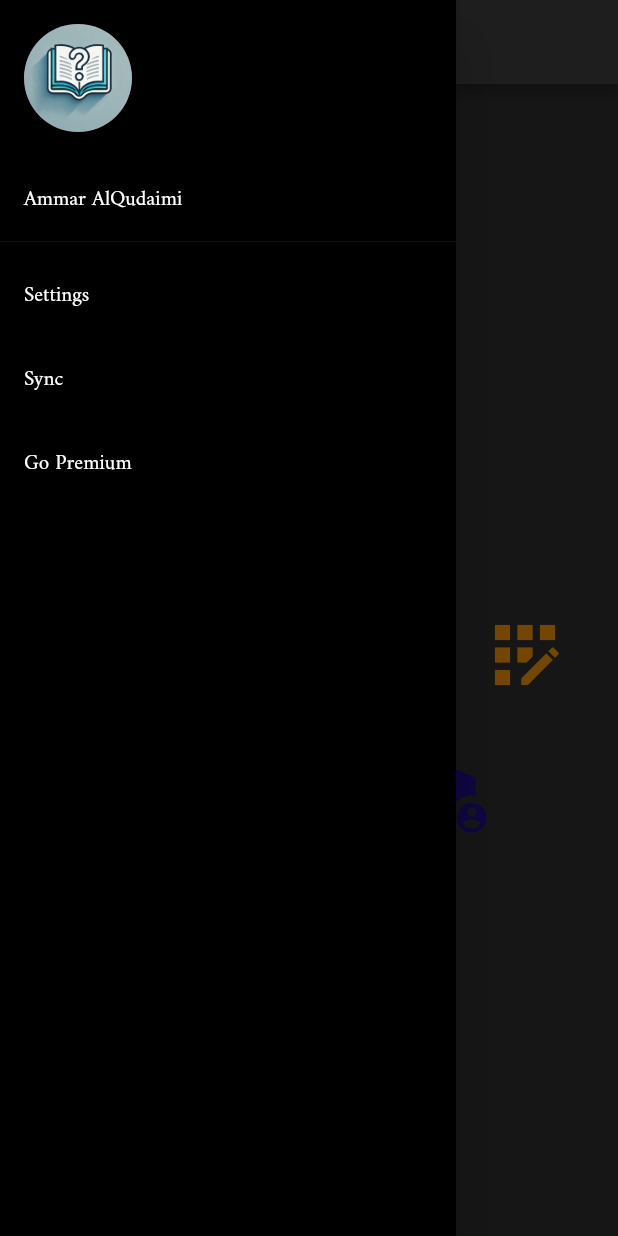
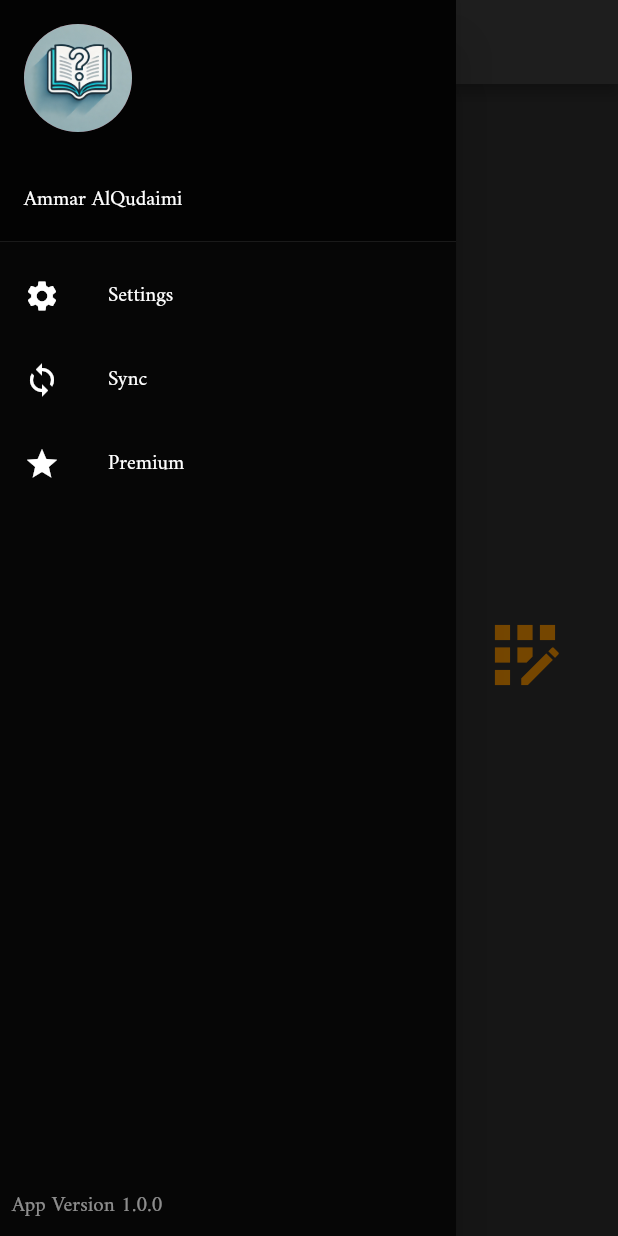
Before and after one commit to ChessXFM/baka, a Flutter app: the screen it shows after launch, with the side drawer open, on a phone screen of 412 x 824 dp. Run offline on Flutter 3.47's test engine with Material 2 defaults, Android fonts, the phone set to English and light mode, and no system bars; our stand-ins replace audioplayers, cloud_firestore, equatable, firebase_auth, firebase_core, flutter_bloc and 5 more; accounts and stored records are empty; generated files the repository leaves out were written again.

Commit message:
firebase bugs

```diff
--- a/lib/Screens/Home/home_screen.dart
+++ b/lib/Screens/Home/home_screen.dart
@@ -1,12 +1,9 @@
 import 'package:flutter/material.dart';
-import 'package:flutter_bloc/flutter_bloc.dart';
 import 'package:game/Core/theme_helper.dart';
-import 'package:game/features/quiz/bloc/quiz_bloc.dart';
 import 'package:game/features/quiz/view/subjetcs_screen.dart';
 import '../../features/admin/view/admin_screen.dart';
 import '../../features/auth/view/Signin/signin.dart';
 import '../../features/auth/view/Signup/signup.dart';
-import '../../features/quiz/bloc/quiz_events.dart';
 import '../../features/study table/view/lottie_test.dart';
 import '../../features/study table/view/study_final.dart';
 import 'home_wdigets.dart';
@@ -18,7 +15,7 @@ class HomeScreen extends StatelessWidget {
   @override
   Widget build(BuildContext context) {
     return Scaffold(
-      drawer: myDrawer(context),
+      drawer: const MyDrawer(),
       appBar: AppBar(
         title: const Text("الصفحة الرئيسية"),
         centerTitle: true,
@@ -81,15 +78,15 @@ class HomeScreen extends StatelessWidget {
                   color: Colors.purple,
                   iconSize: 60,
                 ),
-                IconButton(
-                  onPressed: () {
-                    BlocProvider.of<QuizBloc>(context)
-                        .add(SyncQuestions('Biology'));
-                  },
-                  icon: const Icon(Icons.sync),
-                  color: Colors.purple,
-                  iconSize: 60,
-                ),
+                // IconButton(
+                //   onPressed: () {
+                //     BlocProvider.of<QuizBloc>(context)
+                //         .add(SyncQuestions('Biology'));
+                //   },
+                //   icon: const Icon(Icons.sync),
+                //   color: Colors.purple,
+                //   iconSize: 60,
+                // ),
                 IconButton(
                   onPressed: () {
                     Navigator.pushNamed(context, AdminScreen.routeName);
--- a/lib/Screens/Home/home_wdigets.dart
+++ b/lib/Screens/Home/home_wdigets.dart
@@ -7,40 +7,53 @@ import 'package:game/features/quiz/bloc/quiz_bloc.dart';
 import '../../features/quiz/bloc/quiz_events.dart';
 import '../../features/study table/models/study_subject_model.dart';
 
-myDrawer(BuildContext context) {
+class MyDrawer extends StatelessWidget {
+  const MyDrawer({super.key});
+
+  @override
+  Widget build(BuildContext context) {
     return Drawer(
       child: Container(
-      color: Colors.black,
-      child: ListView(
-        padding: EdgeInsets.zero,
-        children: <Widget>[
+        color: Colors.black87, // Dark mode background
+        child: Column(
+          crossAxisAlignment: CrossAxisAlignment.start,
+          children: [
+            // Header with profile image and name
             const UserAccountsDrawerHeader(
-            decoration: BoxDecoration(color: Colors.black),
-            currentAccountPicture: CircleAvatar(
-              backgroundImage: AssetImage('assets/images/logo.png'),
-            ),
               accountName: Text(
                 'Ammar AlQudaimi',
                 style: TextStyle(color: Colors.white),
               ),
               accountEmail: null,
+              currentAccountPicture: CircleAvatar(
+                backgroundImage: AssetImage(
+                    'assets/images/logo.png'), // Replace with your image asset
+                radius: 50,
               ),
+              decoration: BoxDecoration(
+                color: Colors.black54, // Darker background for header
+              ),
+            ),
+
+            // Buttons for actions
             ListTile(
+              leading: const Icon(Icons.settings, color: Colors.white),
               title: const Text(
                 'Settings',
                 style: TextStyle(color: Colors.white),
               ),
               onTap: () {
-              // Handle settings button tap
+                // Handle settings action
               },
             ),
             ListTile(
+              leading: const Icon(Icons.sync, color: Colors.white),
               title: const Text(
                 'Sync',
                 style: TextStyle(color: Colors.white),
               ),
               onTap: () {
-              // Handle sync button tap
+
                   showDialog(
                 context: context,
                 builder: (BuildContext context) {
@@ -71,19 +84,115 @@ myDrawer(BuildContext context) {
                   );
                 },
               );
+                // Handle sync action
               },
             ),
             ListTile(
+              leading: const Icon(Icons.star, color: Colors.white),
               title: const Text(
-              'Go Premium',
+                'Premium',
                 style: TextStyle(color: Colors.white),
               ),
               onTap: () {
-              // Handle premium button tap
+                // Handle premium action
               },
+            ),
+
+            // Spacer to push the content upwards
+            const Spacer(),
+
+            // Footer, can add more buttons or info here if needed
+            const Padding(
+              padding: EdgeInsets.all(8.0),
+              child: Text(
+                'App Version 1.0.0',
+                style: TextStyle(color: Colors.white54),
+              ),
             ),
           ],
         ),
       ),
     );
   }
+}
+
+// myDrawer(BuildContext context) {
+//   return Drawer(
+//     child: Container(
+//       color: Colors.black,
+//       child: ListView(
+//         padding: EdgeInsets.zero,
+//         children: <Widget>[
+//           const UserAccountsDrawerHeader(
+//             decoration: BoxDecoration(color: Colors.black),
+//             currentAccountPicture: CircleAvatar(
+//               backgroundImage: AssetImage('assets/images/logo.png'),
+//             ),
+//             accountName: Text(
+//               'Ammar AlQudaimi',
+//               style: TextStyle(color: Colors.white),
+//             ),
+//             accountEmail: null,
+//           ),
+//           ListTile(
+//             title: const Text(
+//               'Settings',
+//               style: TextStyle(color: Colors.white),
+//             ),
+//             onTap: () {
+//               // Handle settings button tap
+//             },
+//           ),
+//           ListTile(
+//             title: const Text(
+//               'Sync',
+//               style: TextStyle(color: Colors.white),
+//             ),
+//             onTap: () {
+//               // Handle sync button tap
+//               showDialog(
+//                 context: context,
+//                 builder: (BuildContext context) {
+//                   return AlertDialog(
+//                     title: const Text('اختر مادة'),
+//                     content: SizedBox(
+//                       width: double.maxFinite,
+//                       child: ListView.builder(
+//                         shrinkWrap: true,
+//                         itemCount: AppConstants.availableSubjects.length,
+//                         itemBuilder: (BuildContext context, int index) {
+//                           StudySubject subject =
+//                               AppConstants.availableSubjects[index];
+
+//                           return ListTile(
+//                             leading: FaIcon(subject.icon, color: subject.color),
+//                             title: Text(subject.name),
+//                             tileColor: null,
+//                             onTap: () async {
+//                               BlocProvider.of<QuizBloc>(context)
+//                                   .add(SyncQuestions(subject.name));
+//                               Navigator.of(context).pop();
+//                             },
+//                           );
+//                         },
+//                       ),
+//                     ),
+//                   );
+//                 },
+//               );
+//             },
+//           ),
+//           ListTile(
+//             title: const Text(
+//               'Go Premium',
+//               style: TextStyle(color: Colors.white),
+//             ),
+//             onTap: () {
+//               // Handle premium button tap
+//             },
+//           ),
+//         ],
+//       ),
+//     ),
+//   );
+// }
```
Lines whose indentation alone changed are shown as unchanged.
